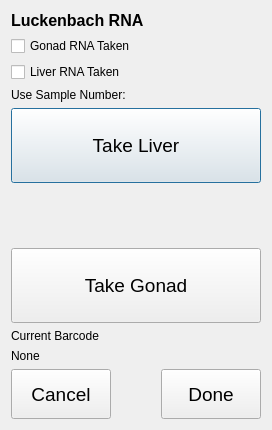
Old version of the form ui/FEATLuckDlg.ui in the repository aliciabillings-noaa/CLAMS.
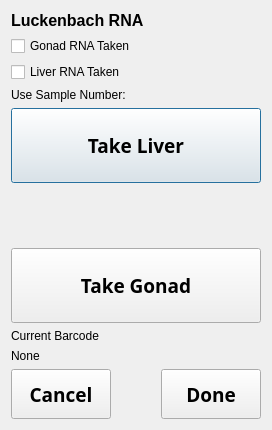
New version of the form.

Commit message: set fonts to Arial Black

Diff of the .ui file:
```diff
--- a/ui/FEATLuckDlg.ui
+++ b/ui/FEATLuckDlg.ui
@@ -75,7 +75,10 @@
        </property>
        <property name="font">
         <font>
+         <family>Arial Black</family>
          <pointsize>14</pointsize>
+         <weight>75</weight>
+         <bold>true</bold>
         </font>
        </property>
        <property name="text">
@@ -112,7 +115,10 @@
        </property>
        <property name="font">
         <font>
+         <family>Arial Black</family>
          <pointsize>14</pointsize>
+         <weight>75</weight>
+         <bold>true</bold>
         </font>
        </property>
        <property name="text">
@@ -160,7 +166,10 @@
        </property>
        <property name="font">
         <font>
+         <family>Arial Black</family>
          <pointsize>14</pointsize>
+         <weight>75</weight>
+         <bold>true</bold>
         </font>
        </property>
        <property name="text">
@@ -197,7 +206,10 @@
        </property>
        <property name="font">
         <font>
+         <family>Arial Black</family>
          <pointsize>14</pointsize>
+         <weight>75</weight>
+         <bold>true</bold>
         </font>
        </property>
        <property name="text">
```
Left out of the diff: 11 changed lines with no effect on the pictures. The commit also changes 42 other files.
